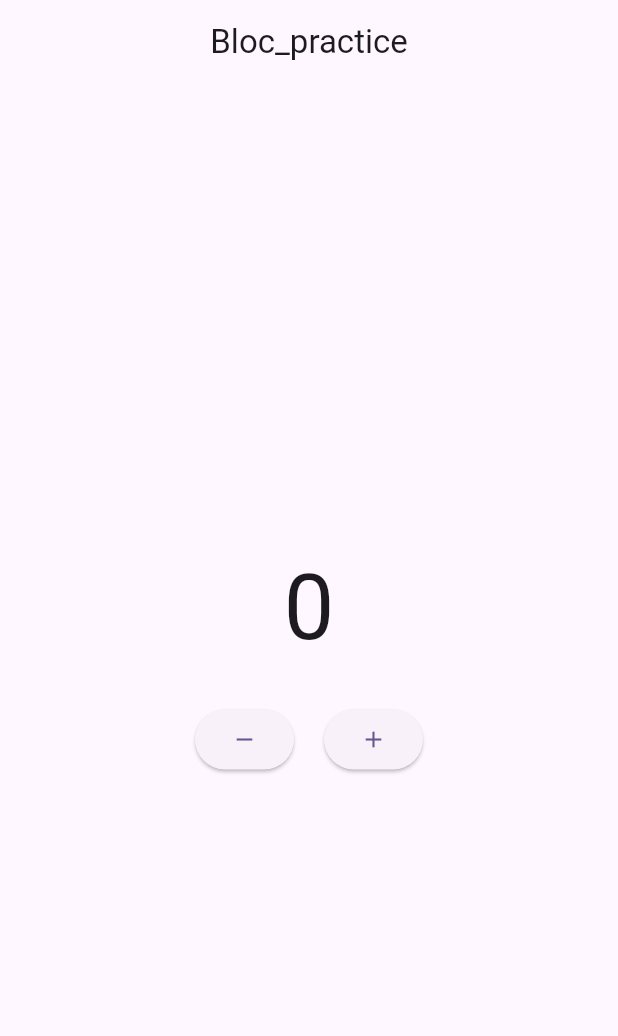
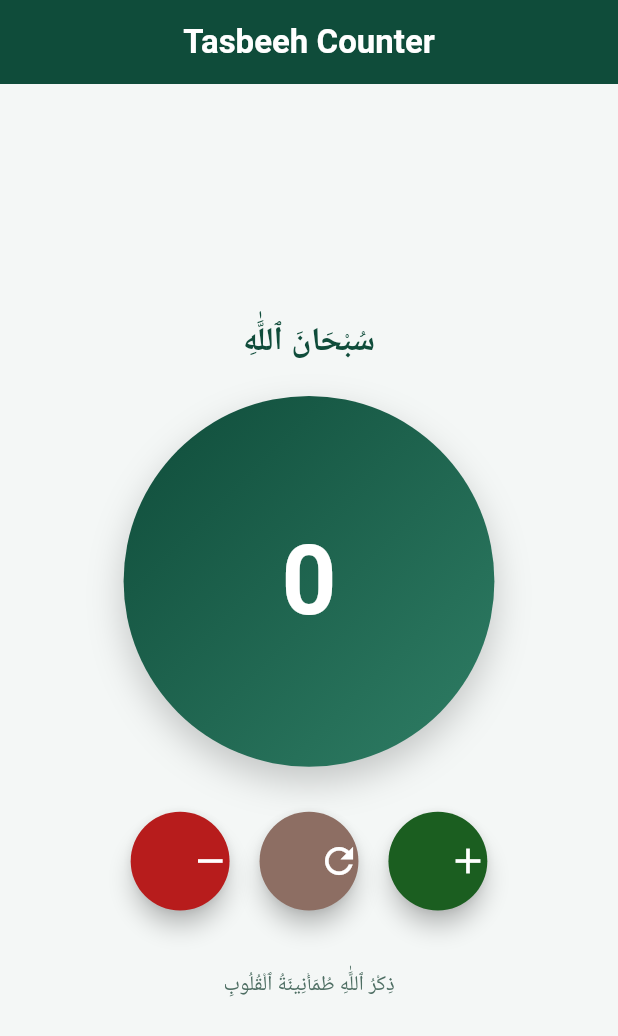
Before and after one commit to zubaidkhandev/Bloc_practice, a Flutter app: the screen it shows after launch, on a phone screen of 412 x 824 dp. Shown: the top 1036 px of the screen. Run offline on Flutter 3.47's test engine with Material 3 defaults, Android fonts, the phone set to English and light mode, and no system bars; our stand-ins replace bloc, equatable, flutter_bloc.

Commit message:
counter app in Bloc

```diff
--- /dev/null
+++ b/lib/Bloc/Counter/counter_bloc.dart
@@ -0,0 +1,25 @@
+import 'package:bloc/bloc.dart';
+import 'package:bloc_state/Bloc/Counter/counter_state.dart';
+
+import 'counter_event .dart';
+
+class CounterBloc extends Bloc<CounterEvent, CounterState> {
+  CounterBloc() : super(const CounterState(counter: 0)) {
+    on<Increment>(_onIncrement);
+    on<Decrement>(_onDecrement);
+    on<Reset>(_onReset);
+  }
+
+  void _onIncrement(Increment event, Emitter<CounterState> emit) {
+    emit(state.copyWith(counter: state.counter + 1));
+  }
+
+  void _onDecrement(Decrement event, Emitter<CounterState> emit) {
+
+    if (state.counter>0){
+    emit(state.copyWith(counter: state.counter - 1));}
+  }
+  void _onReset(Reset event, Emitter<CounterState>emit){
+    emit(state.copyWith(counter: 0));
+  }
+}
--- a/lib/Bloc/Counter/counter_event .dart
+++ b/lib/Bloc/Counter/counter_event .dart
@@ -4,8 +4,11 @@ abstract class CounterEvent extends Equatable{
 const CounterEvent();
 @override
 List<Object> get props=>[];
+
 //Counter Event
 }
-class Increament extends CounterEvent{}
+class Increment extends CounterEvent{}
 
-class Decreament extends CounterEvent{}
+class Decrement extends CounterEvent{}
+
+class Reset extends CounterEvent{}
--- /dev/null
+++ b/lib/Bloc/Counter/counter_state.dart
@@ -0,0 +1,14 @@
+import 'package:equatable/equatable.dart';
+
+class CounterState extends Equatable {
+  final int counter;
+  const CounterState({required this.counter});
+CounterState copyWith ({int ? counter}){
+return CounterState(counter: counter
+?? this.counter);
+}
+
+
+  @override
+  List<Object?> get props => [counter];
+}
--- a/lib/UI/counter_ui.dart
+++ b/lib/UI/counter_ui.dart
@@ -1,36 +1,163 @@
-import 'dart:ffi';
+import 'package:bloc_state/Bloc/Counter/counter_bloc.dart';
+import 'package:bloc_state/Bloc/Counter/counter_state.dart';
+import 'package:flutter/material.dart';
+import 'package:flutter_bloc/flutter_bloc.dart';
 
-import 'package:flutter/material.dart';
 
-class CounterUi extends StatefulWidget {
+import '../Bloc/Counter/counter_event .dart';
+
+class CounterUi extends StatelessWidget {
   const CounterUi({super.key});
 
   @override
-  State<CounterUi> createState() => _CounterUiState();
-}
+  Widget build(BuildContext context) {
+    final size = MediaQuery.of(context).size;
+    final isSmallScreen = size.width < 360;
 
-class _CounterUiState extends State<CounterUi> {
-  @override
-  Widget build(BuildContext context) {
     return Scaffold(
+      backgroundColor: const Color(0xFFF4F7F6),
       appBar: AppBar(
-  title: Text('Bloc_practice'),
+        backgroundColor: const Color(0xFF0F4C3A),
+        title: const Text(
+          "Tasbeeh Counter",
+          style: TextStyle(fontWeight: FontWeight.w600, color: Colors.white),
+        ),
         centerTitle: true,
       ),
-body: Column(
+      body: Center(
+        child: BlocBuilder<CounterBloc, CounterState>(
+          builder: (context, state) {
+            return Column(
               mainAxisAlignment: MainAxisAlignment.center,
               children: [
-  Text('0', style: TextStyle(fontSize: 60),),
-  SizedBox(height: 20,),
+                const Text(
+                  "سُبْحَانَ ٱللَّٰهِ",
+                  style: TextStyle(
+                    fontSize: 22,
+                    fontWeight: FontWeight.w600,
+                    color: Color(0xFF0F4C3A),
+                  ),
+                ),
+
+                const SizedBox(height: 20),
+
+                //
+                Container(
+                  width: size.width * 0.6,
+                  height: size.width * 0.6,
+                  constraints: const BoxConstraints(maxWidth: 260, maxHeight: 260),
+                  decoration: BoxDecoration(
+                    shape: BoxShape.circle,
+                    gradient: const LinearGradient(
+                      colors: [Color(0xFF0F4C3A), Color(0xFF2F7E65)],
+                      begin: Alignment.topLeft,
+                      end: Alignment.bottomRight,
+                    ),
+                    boxShadow: [
+                      BoxShadow(
+                        color: Colors.black.withOpacity(0.2),
+                        blurRadius: 20,
+                        offset: const Offset(0, 10),
+                      ),
+                    ],
+                  ),
+                  child: Center(
+                    child: Text(
+                      state.counter.toString(),
+                      style: TextStyle(
+                        fontSize: isSmallScreen ? 48 : 64,
+                        fontWeight: FontWeight.bold,
+                        color: Colors.white,
+                      ),
+                    ),
+                  ),
+                ),
+
+                const SizedBox(height: 30),
+
+
                 Row(
                   mainAxisAlignment: MainAxisAlignment.center,
                   children: [
-      ElevatedButton(onPressed: (){}, child: Icon(Icons.remove)),
-      SizedBox(width: 20,),
-      ElevatedButton(onPressed: (){}, child: Icon(Icons.add))
+                    _TasbeehButton(
+                      icon: Icons.remove,
+                      color: const Color(0xFFB71C1C),
+                      onTap: () {
+                        context.read<CounterBloc>().add(Decrement());
+                      },
+                    ),
+                    const SizedBox(width: 20),
+                    _TasbeehButton(
+                      icon: Icons.refresh,
+                      color: const Color(0xFF8D6E63),
+                      onTap: () {
+                        context.read<CounterBloc>().add(Reset());
+                      },
+                    ),
+                    const SizedBox(width: 20),
+                    _TasbeehButton(
+                      icon: Icons.add,
+                      color: const Color(0xFF1B5E20),
+                      onTap: () {
+                        context.read<CounterBloc>().add(Increment());
+                      },
+                    ),
                   ],
                 ),
-],),
+
+                const SizedBox(height: 40),
+
+                //
+                const Text(
+                  "ذِكْرُ ٱللَّٰهِ طُمَأْنِينَةُ ٱلْقُلُوبِ",
+                  style: TextStyle(
+                    fontSize: 14,
+                    color: Color(0xFF4E6E63),
+                  ),
+                ),
+              ],
+            );
+          },
+        ),
+      ),
     );
   }
 }
+
+
+class _TasbeehButton extends StatelessWidget {
+  final IconData icon;
+  final Color color;
+  final VoidCallback onTap;
+
+  const _TasbeehButton({
+    required this.icon,
+    required this.color,
+    required this.onTap,
+  });
+
+  @override
+  Widget build(BuildContext context) {
+    final size = MediaQuery.of(context).size;
+
+    return SizedBox(
+      width: size.width * 0.16,
+      height: size.width * 0.16,
+      child: ElevatedButton(
+        onPressed: onTap,
+        style: ElevatedButton.styleFrom(
+          backgroundColor: color,
+          shape: const CircleBorder(),
+          elevation: 6,
+          alignment: Alignment.center,
+        ),
+        child: Center(
+          child: Padding(
+            padding: const EdgeInsets.all(15),
+            child: Icon(icon, color: Colors.white, size: 28),
+          ),
+        ),
+      ),
+    );
+  }
+}
--- a/lib/main.dart
+++ b/lib/main.dart
@@ -1,5 +1,7 @@
+import 'package:bloc_state/Bloc/Counter/counter_bloc.dart';
 import 'package:bloc_state/UI/counter_ui.dart';
 import 'package:flutter/material.dart';
+import 'package:flutter_bloc/flutter_bloc.dart';
 
 void main() {
   runApp(const MyApp());
@@ -11,13 +13,15 @@ class MyApp extends StatelessWidget {
   // This widget is the root of your application.
   @override
   Widget build(BuildContext context) {
-    return MaterialApp(
+    return BlocProvider(create: (_)=> CounterBloc(),
+    child: MaterialApp(
       title: 'Flutter Demo',
       theme: ThemeData(
 
         colorScheme: .fromSeed(seedColor: Colors.deepPurple),
       ),
       home: const CounterUi(),
-    );
+    ));
   }
+
 }
```
Lines whose indentation alone changed are shown as unchanged.
